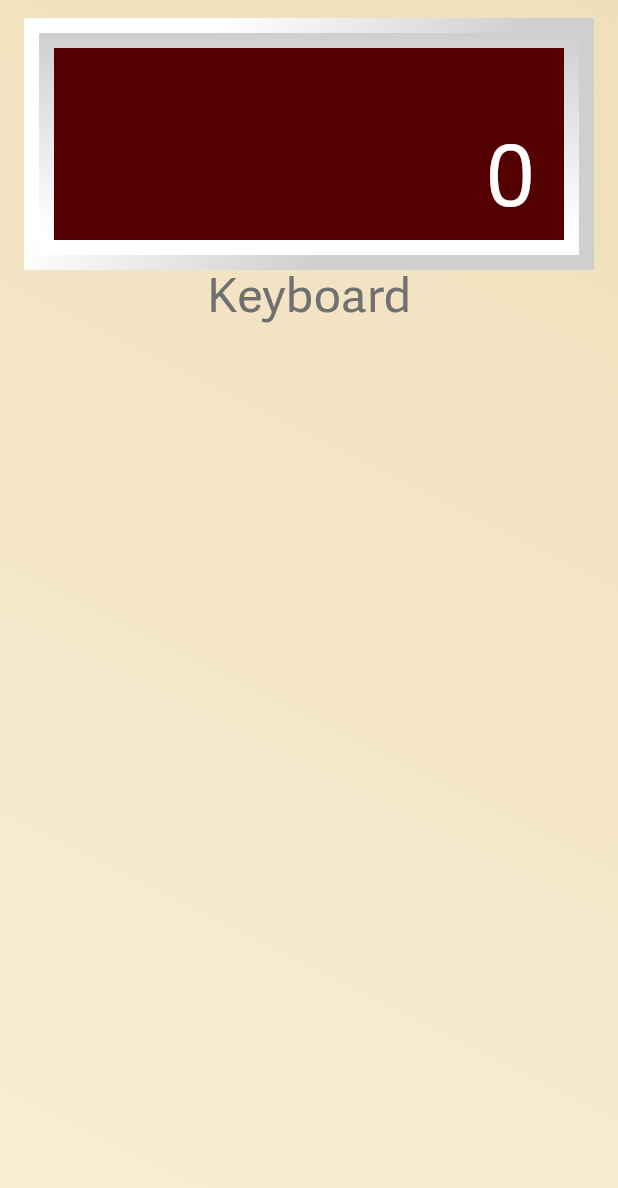
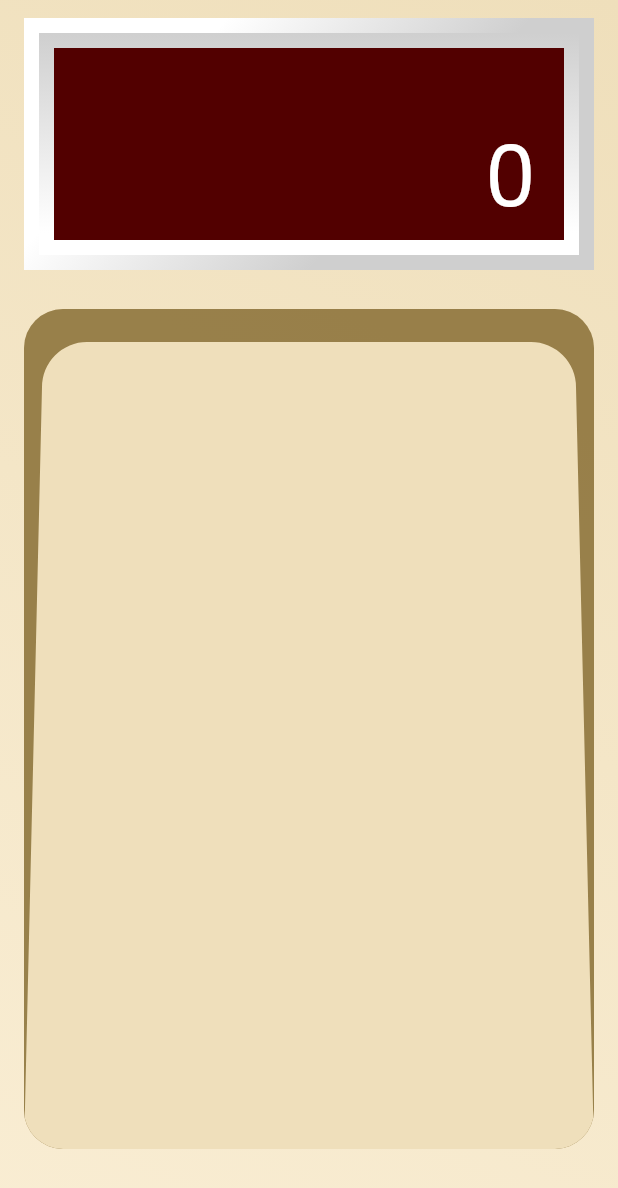
Before and after one commit to danylo-macelai/retro_calculator, a Flutter app: the screen it shows after launch, on a phone screen of 412 x 824 dp. Shown: the top 1188 px of the screen. Run offline on Flutter 3.47's test engine with Material 2 defaults, Android fonts, the phone set to English and light mode, and no system bars; drawn by our look-alikes of auto_size_text.

Commit message:
Added keyboard calculator_screen

```diff
--- a/lib/screens/calculator/calculator_screen.dart
+++ b/lib/screens/calculator/calculator_screen.dart
@@ -1,4 +1,5 @@
 import 'package:flutter/material.dart';
+import 'package:retro_calculator/screens/calculator/widget/keyboard.dart';
 
 import 'widget/display.dart';
 import '../../utils/constant.dart';
@@ -29,7 +30,8 @@ class _CalculatorScreenState extends State<CalculatorScreen> {
           child: Column(
             children: [
               Display('0'),
-              Text('Keyboard'),
+              SizedBox(height: 26.0),
+              Keyboard(),
             ],
           ),
         ),
--- /dev/null
+++ b/lib/screens/calculator/widget/keyboard.dart
@@ -0,0 +1,69 @@
+import 'package:flutter/material.dart';
+import "dart:math" show pi;
+
+class Keyboard extends StatelessWidget {
+  @override
+  Widget build(BuildContext context) {
+    return Container(
+      width: 380.0,
+      height: 560.0,
+      decoration: BoxDecoration(
+        color: Color(0XCC886E34),
+        borderRadius: BorderRadius.all(Radius.circular(26.0)),
+      ),
+      child: Container(
+        padding: EdgeInsets.only(top: 22.0),
+        decoration: BoxDecoration(
+          color: Color(0X40886E34),
+          borderRadius: BorderRadius.all(Radius.circular(26.0)),
+        ),
+        child: ClipPath(
+          clipper: KeyboardCustomClipper(),
+          child: new Container(
+             decoration: BoxDecoration(
+              borderRadius: BorderRadius.only(
+                bottomLeft: Radius.circular(26.0),
+                bottomRight: Radius.circular(26.0),
+              ),
+              color: Color(0XFFEFDFBB),
+            ),
+          ),
+        ),
+      ),
+    );
+  }
+}
+
+class KeyboardCustomClipper extends CustomClipper<Path> {
+  @override
+  Path getClip(Size size) {
+    double cutLength = 12.0;
+    double radius = 30.0;
+
+    var path = Path();
+    path.moveTo(cutLength, 0.0);
+    path.lineTo(size.width - cutLength, 0.0);
+    path.arcTo(
+      Rect.fromCircle(
+          center: Offset(size.width - radius - cutLength, radius),
+          radius: radius),
+      1.5 * pi,
+      0.5 * pi,
+      true,
+    );
+    path.lineTo(size.width, size.height);
+    path.lineTo(0.0, size.height);
+    path.arcTo(
+      Rect.fromCircle(
+          center: Offset(radius + cutLength, radius), radius: radius),
+      1.0 * pi,
+      0.5 * pi,
+      false,
+    );
+    path.close();
+    return path;
+  }
+
+  @override
+  bool shouldReclip(CustomClipper<Path> oldClipper) => false;
+}
```
